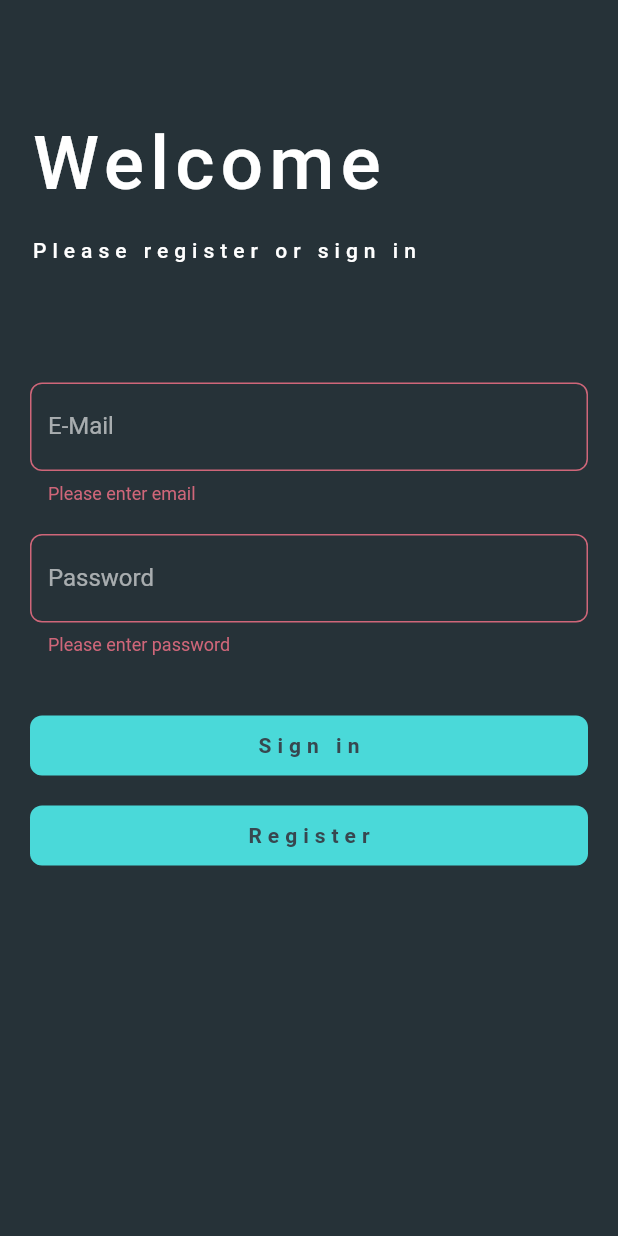
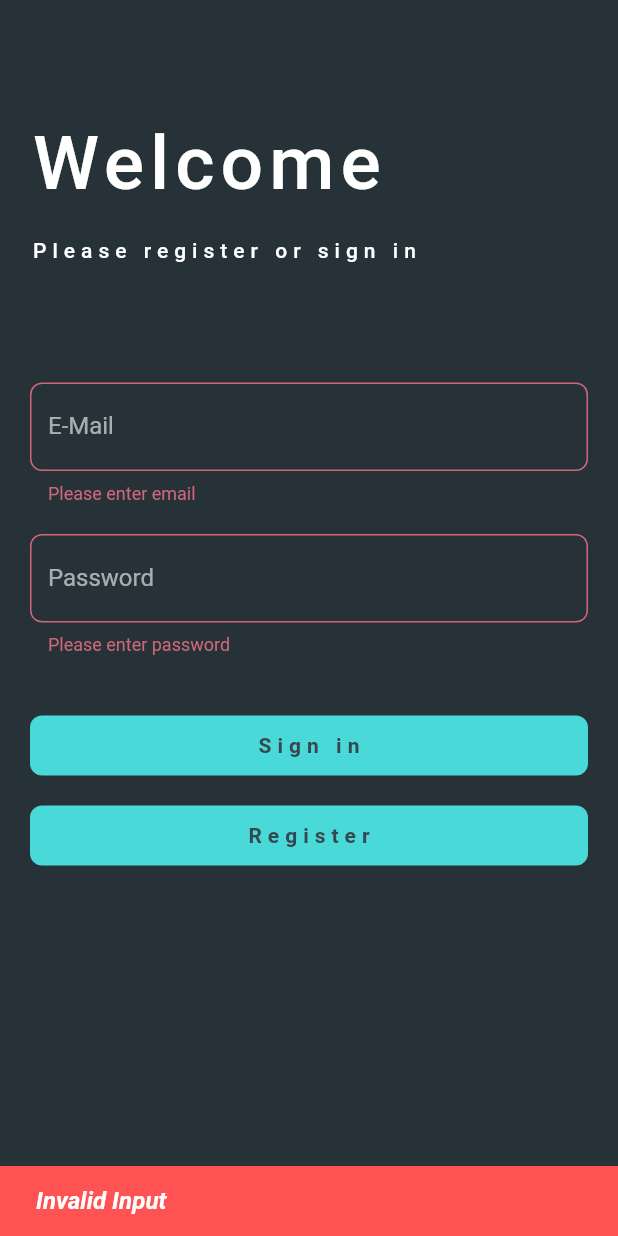
Before and after one commit to mmart1n/todo, a Flutter app: the screen it shows after launch, after a tap on "Sign in", after a tap on "Register", on a phone screen of 412 x 824 dp. Run offline on Flutter 3.47's test engine with Material 2 defaults, Android fonts, the phone set to English and light mode, and no system bars; our stand-ins replace bloc, flutter_bloc, get_it; Roboto replaces fonts that are missing (Rubik).

Commit message:
feat(signup): add signup bloc

```diff
--- /dev/null
+++ b/lib/application/auth/signupform/sign_up_form_bloc.dart
@@ -0,0 +1,38 @@
+import 'package:bloc/bloc.dart';
+import 'package:meta/meta.dart';
+
+part 'sign_up_form_event.dart';
+part 'sign_up_form_state.dart';
+
+class SignUpFormBloc extends Bloc<SignUpFormEvent, SignUpFormState> {
+  SignUpFormBloc()
+      : super(SignUpFormState(
+            isSubmitting: false, showValidationMessages: false)) {
+    on<RegisterWithEmailAndPasswordPressed>((event, emit) {
+      if (event.email == null || event.password == null) {
+        emit(state.copyWith(isSubmitting: false, showValidationMessages: true));
+      } else {
+        emit(SignUpFormState(
+          isSubmitting: true,
+          showValidationMessages: false,
+        ));
+        // TODO: trigger registration
+      }
+    });
+
+    on<SignInWithEmailAndPasswordPressed>((event, emit) {
+      if (event.email == null || event.password == null) {
+        emit(SignUpFormState(
+          isSubmitting: false,
+          showValidationMessages: true,
+        ));
+      } else {
+        emit(SignUpFormState(
+          isSubmitting: true,
+          showValidationMessages: false,
+        ));
+        // TODO: trigger authentication
+      }
+    });
+  }
+}
--- /dev/null
+++ b/lib/application/auth/signupform/sign_up_form_event.dart
@@ -0,0 +1,24 @@
+part of 'sign_up_form_bloc.dart';
+
+@immutable
+abstract class SignUpFormEvent {}
+
+class RegisterWithEmailAndPasswordPressed extends SignUpFormEvent {
+  final String? email;
+  final String? password;
+
+  RegisterWithEmailAndPasswordPressed({
+    required this.email,
+    required this.password,
+  });
+}
+
+class SignInWithEmailAndPasswordPressed extends SignUpFormEvent {
+  final String? email;
+  final String? password;
+
+  SignInWithEmailAndPasswordPressed({
+    required this.email,
+    required this.password,
+  });
+}
--- /dev/null
+++ b/lib/application/auth/signupform/sign_up_form_state.dart
@@ -0,0 +1,22 @@
+part of 'sign_up_form_bloc.dart';
+
+class SignUpFormState {
+  final bool isSubmitting;
+  final bool showValidationMessages;
+
+  SignUpFormState({
+    required this.isSubmitting,
+    required this.showValidationMessages,
+  });
+
+  SignUpFormState copyWith({
+    bool? isSubmitting,
+    bool? showValidationMessages,
+  }) {
+    return SignUpFormState(
+      isSubmitting: isSubmitting ?? this.isSubmitting,
+      showValidationMessages:
+          showValidationMessages ?? this.showValidationMessages,
+    );
+  }
+}
--- /dev/null
+++ b/lib/injection.dart
@@ -0,0 +1,11 @@
+import 'package:get_it/get_it.dart';
+import 'package:todo/application/auth/signupform/sign_up_form_bloc.dart';
+
+/// sl == service locator
+final sl = GetIt.I;
+
+Future<void> init() async {
+  // state management
+
+  sl.registerFactory(() => SignUpFormBloc());
+}
--- a/lib/main.dart
+++ b/lib/main.dart
@@ -1,8 +1,12 @@
 import 'package:flutter/material.dart';
+import 'package:todo/injection.dart' as di;
 import 'package:todo/presentation/signup/signup_page.dart';
 import 'package:todo/theme.dart';
 
-void main() {
+void main() async {
+  WidgetsFlutterBinding
+      .ensureInitialized(); // ensure everything is initialized before building widgets
+  await di.init();
   runApp(const MyApp());
 }
 
--- a/lib/presentation/signup/signup_page.dart
+++ b/lib/presentation/signup/signup_page.dart
@@ -1,4 +1,7 @@
 import 'package:flutter/material.dart';
+import 'package:flutter_bloc/flutter_bloc.dart';
+import 'package:todo/application/auth/signupform/sign_up_form_bloc.dart';
+import 'package:todo/injection.dart';
 import 'package:todo/presentation/signup/widgets/signup_form.dart';
 
 class SignUpPage extends StatelessWidget {
@@ -6,8 +9,11 @@ class SignUpPage extends StatelessWidget {
 
   @override
   Widget build(BuildContext context) {
-    return const Scaffold(
-      body: SignUpForm(),
+    return Scaffold(
+      body: BlocProvider(
+        create: (context) => sl<SignUpFormBloc>(),
+        child: const SignUpForm(),
+      ),
     );
   }
 }
--- a/lib/presentation/signup/widgets/signup_form.dart
+++ b/lib/presentation/signup/widgets/signup_form.dart
@@ -1,4 +1,6 @@
 import 'package:flutter/material.dart';
+import 'package:flutter_bloc/flutter_bloc.dart';
+import 'package:todo/application/auth/signupform/sign_up_form_bloc.dart';
 import 'package:todo/presentation/signup/widgets/signin_register_button.dart';
 
 class SignUpForm extends StatelessWidget {
@@ -6,6 +8,8 @@ class SignUpForm extends StatelessWidget {
 
   @override
   Widget build(BuildContext context) {
+    late String _email;
+    late String _password;
     final GlobalKey<FormState> formKey = GlobalKey<FormState>();
 
     // TODO: extract in separate class
@@ -16,6 +20,7 @@ class SignUpForm extends StatelessWidget {
       if (input == null || input.isEmpty) {
         return "Please enter email";
       } else if (RegExp(emailRegex).hasMatch(input)) {
+        _email = input;
         return null;
       } else {
         return "Invalid email format";
@@ -27,6 +32,7 @@ class SignUpForm extends StatelessWidget {
       if (input == null || input.isEmpty) {
         return "Please enter password";
       } else if (input.length >= 6) {
+        _password = input;
         return null;
       } else {
         return "Short Password";
@@ -35,7 +41,16 @@ class SignUpForm extends StatelessWidget {
 
     final themeData = Theme.of(context);
 
+    return BlocConsumer<SignUpFormBloc, SignUpFormState>(
+      listener: (context, state) {
+        // TODO: Navigate to another page (homepage) if auth was success
+        // TODO: show error message if not
+      },
+      builder: (context, state) {
         return Form(
+          autovalidateMode: state.showValidationMessages
+              ? AutovalidateMode.always
+              : AutovalidateMode.disabled,
           key: formKey,
           child: ListView(
             padding: const EdgeInsets.symmetric(horizontal: 20),
@@ -66,7 +81,6 @@ class SignUpForm extends StatelessWidget {
                 height: 80, // TODO: displaySize
               ),
               TextFormField(
-            autovalidateMode: AutovalidateMode.disabled,
                 cursorColor: Colors.white,
                 decoration: const InputDecoration(labelText: "E-Mail"),
                 validator: validateEmail,
@@ -75,7 +89,6 @@ class SignUpForm extends StatelessWidget {
                 height: 20, // TODO: displaySize
               ),
               TextFormField(
-            autovalidateMode: AutovalidateMode.disabled,
                 cursorColor: Colors.white,
                 obscureText: true,
                 decoration: const InputDecoration(labelText: "Password"),
@@ -88,7 +101,17 @@ class SignUpForm extends StatelessWidget {
                 buttonText: 'Sign in',
                 callback: () {
                   if (formKey.currentState!.validate()) {
+                    BlocProvider.of<SignUpFormBloc>(context)
+                        .add(SignInWithEmailAndPasswordPressed(
+                      email: _email,
+                      password: _password,
+                    ));
                   } else {
+                    BlocProvider.of<SignUpFormBloc>(context)
+                        .add(SignInWithEmailAndPasswordPressed(
+                      email: null,
+                      password: null,
+                    ));
                     ScaffoldMessenger.of(context).showSnackBar(SnackBar(
                       content: Text(
                         "Invalid Input",
@@ -104,10 +127,41 @@ class SignUpForm extends StatelessWidget {
               ),
               SignInRegisterButton(
                 buttonText: 'Register',
-            callback: () {},
+                callback: () {
+                  if (formKey.currentState!.validate()) {
+                    BlocProvider.of<SignUpFormBloc>(context)
+                        .add(RegisterWithEmailAndPasswordPressed(
+                      email: _email,
+                      password: _password,
+                    ));
+                  } else {
+                    BlocProvider.of<SignUpFormBloc>(context)
+                        .add(RegisterWithEmailAndPasswordPressed(
+                      email: null,
+                      password: null,
+                    ));
+                    ScaffoldMessenger.of(context).showSnackBar(SnackBar(
+                      content: Text(
+                        "Invalid Input",
+                        style: themeData.textTheme.bodyText1,
                       ),
+                      backgroundColor: Colors.redAccent,
+                    ));
+                  }
+                },
+              ),
+              if (state.isSubmitting) ...[
+                const SizedBox(
+                  height: 10, // TODO: displaySize
+                ),
+                LinearProgressIndicator(
+                  color: themeData.colorScheme.secondary,
+                ),
+              ]
             ],
           ),
         );
+      },
+    );
   }
 }
--- a/pubspec.yaml
+++ b/pubspec.yaml
@@ -34,6 +34,9 @@ dependencies:
   # The following adds the Cupertino Icons font to your application.
   # Use with the CupertinoIcons class for iOS style icons.
   cupertino_icons: ^1.0.2
+  flutter_bloc: ^8.1.1
+  bloc: ^8.1.0
+  get_it: ^7.2.0
 
 dev_dependencies:
   flutter_test:
```
Also changed, not shown: pubspec.lock. Lines whose indentation alone changed are shown as unchanged.
